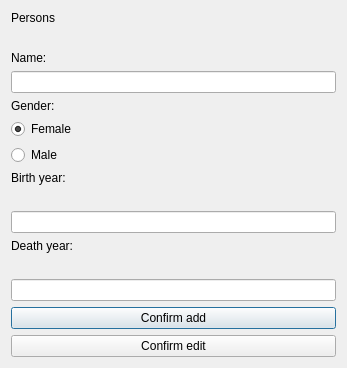
The window that personsdialog.ui (maggawaage/skil3) describes before a commit, drawn with Qt 5.
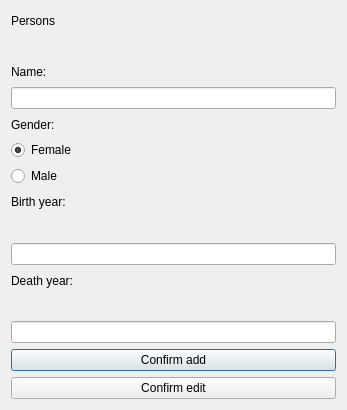
The same window after the commit.

Commit message: trying to do edit

What changed in the file:
```diff
--- a/personsdialog.ui
+++ b/personsdialog.ui
@@ -7,7 +7,7 @@
     <x>0</x>
     <y>0</y>
     <width>347</width>
-    <height>309</height>
+    <height>410</height>
    </rect>
   </property>
   <property name="windowTitle">
@@ -115,6 +115,12 @@
      <property name="text">
       <string>Confirm edit</string>
      </property>
+     <property name="checkable">
+      <bool>false</bool>
+     </property>
+     <property name="checked">
+      <bool>false</bool>
+     </property>
     </widget>
    </item>
   </layout>
```
The commit also changes 1 other file.
